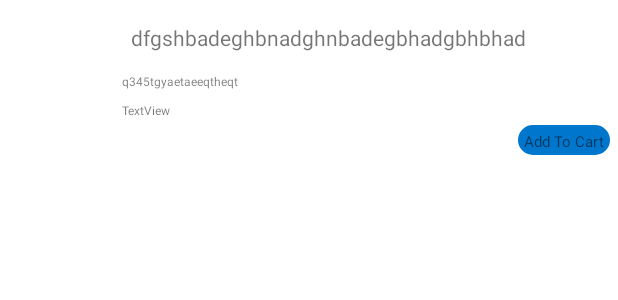
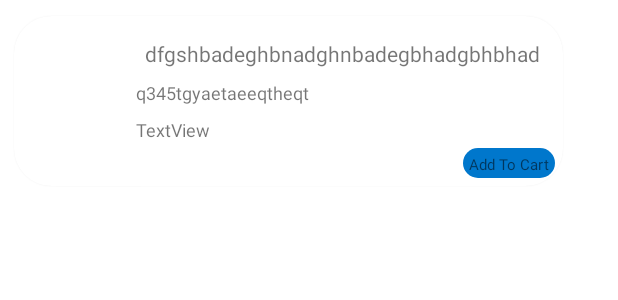
Before and after one commit to iamjaybothra/FluteFusion, an Android app: the layout recycle_row.xml on its own in the app's theme, with its tools: preview values and no code run, on a phone screen of 412 x 824 dp. Shown: the top 300 px of the screen. Run offline under Robolectric (Android 15) with nearby library versions, the phone set to English and light mode, and no system bars.

Commit message:
Started List View and Designed List and Recycler Card

```diff
--- a/app/src/main/res/layout/recycle_row.xml
+++ b/app/src/main/res/layout/recycle_row.xml
@@ -1,7 +1,13 @@
 <?xml version="1.0" encoding="utf-8"?>
-<androidx.constraintlayout.widget.ConstraintLayout xmlns:android="http://schemas.android.com/apk/res/android"
+<androidx.cardview.widget.CardView xmlns:android="http://schemas.android.com/apk/res/android"
     xmlns:app="http://schemas.android.com/apk/res-auto"
     xmlns:tools="http://schemas.android.com/tools"
+    app:cardCornerRadius="25dp"
+    app:cardUseCompatPadding="true"
+    android:layout_width="wrap_content"
+    android:layout_height="wrap_content">
+
+    <androidx.constraintlayout.widget.ConstraintLayout
         android:layout_width="match_parent"
         android:layout_height="wrap_content"
         android:paddingStart="5dp"
@@ -10,6 +16,7 @@
         android:paddingEnd="5dp"
         android:paddingRight="5dp"
         android:paddingBottom="5dp">
+
 
         <ImageView
             android:id="@+id/recycle_image"
@@ -25,15 +32,20 @@
             android:id="@+id/recycle_product"
             android:layout_width="wrap_content"
             android:layout_height="wrap_content"
+            android:lineSpacingExtra="14sp"
+            android:maxLines="4"
             android:paddingStart="10dp"
             android:paddingTop="10dp"
             android:paddingEnd="10dp"
             android:paddingBottom="10dp"
+            android:singleLine="true"
             android:text="dfgshbadeghbnadghnbadegbhadgbhbhad"
             android:textSize="14sp"
+            app:lastBaselineToBottomHeight="8dp"
             app:layout_constraintBottom_toTopOf="@+id/recycle_cut_price"
             app:layout_constraintStart_toEndOf="@+id/recycle_image"
-        app:layout_constraintTop_toTopOf="parent" />
+            app:layout_constraintTop_toTopOf="parent"
+            app:lineHeight="3dp" />
 
         <TextView
             android:id="@+id/recycle_cut_price"
@@ -41,7 +53,7 @@
             android:layout_height="wrap_content"
             android:padding="4dp"
             android:text="q345tgyaetaeeqtheqt"
-        android:textSize="8sp"
+            android:textSize="12sp"
             app:layout_constraintEnd_toEndOf="parent"
             app:layout_constraintStart_toStartOf="@+id/recycle_product"
             app:layout_constraintTop_toBottomOf="@+id/recycle_product" />
@@ -52,7 +64,7 @@
             android:layout_height="wrap_content"
             android:padding="4dp"
             android:text="TextView"
-        android:textSize="8sp"
+            android:textSize="12sp"
             app:layout_constraintEnd_toEndOf="parent"
             app:layout_constraintStart_toStartOf="@+id/recycle_product"
             app:layout_constraintTop_toBottomOf="@+id/recycle_cut_price" />
@@ -70,3 +82,4 @@
             app:layout_constraintTop_toBottomOf="@+id/recycle_price" />
 
     </androidx.constraintlayout.widget.ConstraintLayout>
+</androidx.cardview.widget.CardView>
--- a/app/src/main/res/navigation/mobile_navigation.xml
+++ b/app/src/main/res/navigation/mobile_navigation.xml
@@ -34,4 +34,9 @@
         android:name="com.jaybothra.flutefusion.WelcomeFragment"
         android:label="Welcome to Flute"
         tools:layout="@layout/fragment_welcome" />
+    <fragment
+        android:id="@+id/nav_storeList"
+        android:name="com.jaybothra.flutefusion.ListView.StoreListFragment"
+        android:label="fragment_store_list"
+        tools:layout="@layout/fragment_store_list" />
 </navigation>
```
Also changed, not shown: app/src/main/java/com/jaybothra/flutefusion/ListView/StoreListFragment.java (added, +66 -0 lines), app/src/main/res/layout/fragment_store_list.xml (added, +14 -0 lines), app/src/main/res/layout/list_row.xml (added, +66 -0 lines). Lines whose indentation alone changed are shown as unchanged.
